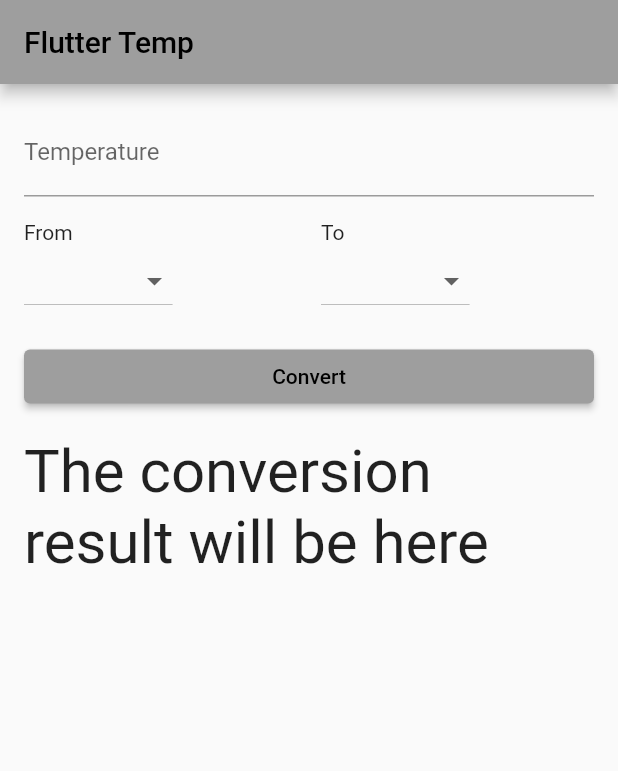
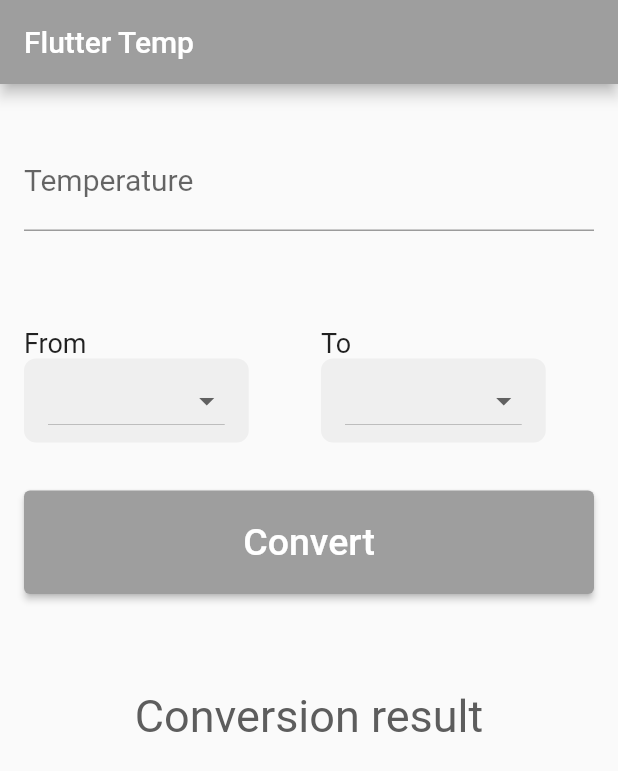
Before and after one commit to guiscoz/Flutter-temp, a Flutter app: the screen it shows after launch, on a phone screen of 412 x 824 dp. Shown: the top 771 px of the screen. Run offline on Flutter 3.47's test engine with Material 2 defaults, Android fonts, the phone set to English and light mode, and no system bars.

Commit message:
Ready to publish

```diff
--- /dev/null
+++ b/lib/components/measurementColumn.dart
@@ -0,0 +1,45 @@
+import 'package:flutter/material.dart';
+
+class MeasurementColumn extends StatelessWidget {
+  final String label;
+  final String? value;
+  final List<String> measurements;
+  final void Function(String?) onChanged;
+
+  const MeasurementColumn({
+    super.key,
+    required this.label,
+    required this.value,
+    required this.measurements,
+    required this.onChanged
+  });
+
+  @override
+  Widget build(BuildContext context) {
+    return Column(
+      crossAxisAlignment: CrossAxisAlignment.start,
+      children: [
+        Text(label, style: const TextStyle(fontSize: 18)),
+        Container(
+          decoration: BoxDecoration(
+            color: const Color.fromARGB(255, 239, 239, 239),
+            borderRadius: BorderRadius.circular(8),
+          ),
+          padding: const EdgeInsets.symmetric(horizontal: 16, vertical: 4),
+          child: DropdownButton<String>(
+            value: value,
+            onChanged: onChanged,
+            items: measurements.map<DropdownMenuItem<String>>(
+              (String value) {
+                return DropdownMenuItem<String>(
+                  value: value,
+                  child: Text(value, style: const TextStyle(fontSize: 20)),
+                );
+              },
+            ).toList(),
+          ),
+        ),
+      ],
+    );
+  }
+}
--- a/lib/main.dart
+++ b/lib/main.dart
@@ -1,10 +1,11 @@
 import 'package:flutter/material.dart';
+import 'package:flutter_temp/components/measurementColumn.dart';
 
 void main() {
   runApp(const MainApp());
 }
 
-final List<String> measurements = ['Celsius', 'Fahrenheit', 'Kelvin'];
+List<String> measurements = ['Celsius', 'Fahrenheit', 'Kelvin'];
 
 class MainApp extends StatelessWidget {
 
@@ -16,111 +17,96 @@ class MainApp extends StatelessWidget {
       theme: ThemeData(
         primarySwatch: Colors.grey,
       ),
-      home: TemperatureConverterScreen()
+      home: const TemperatureConverterScreen()
     );
   }
 }
 
 class TemperatureConverterScreen extends StatefulWidget {
+  const TemperatureConverterScreen({super.key});
+
   @override
   ConverterScreenState createState() => ConverterScreenState();
 }
 
 class ConverterScreenState extends State<TemperatureConverterScreen> {
-  String? from_measurement;
-  String? to_measurement;
-  double inputValue = 0;
-  String convert_result = 'The conversion result will be here';
-  TextEditingController temperature_controller = TextEditingController();
+  String? fromMeasurement;
+  String? toMeasurement;
+  String conversionResult = 'Conversion result';
+  TextEditingController temperatureController = TextEditingController();
 
   @override
   Widget build(BuildContext context) {
     return Scaffold(
       appBar: AppBar(
-        title: const Text('Flutter Temp'),
+        title: const Text('Flutter Temp', style: TextStyle(color: Colors.white),),
       ),
       body: Padding(
-        padding: const EdgeInsets.all(16.0),
+        padding: const EdgeInsets.symmetric(horizontal: 16, vertical: 32),
         child: Column(
           crossAxisAlignment: CrossAxisAlignment.stretch,
           children: [
             TextField(
-              controller: temperature_controller,
+              controller: temperatureController,
               keyboardType: TextInputType.number,
               decoration: const InputDecoration(
                 labelText: 'Temperature',
               ),
+              style: const TextStyle(fontSize: 20),
             ),
-            const SizedBox(height: 16),
+            const SizedBox(height: 64),
             Row(
               children: [
                 Expanded(
-                  child: Column(
-                    crossAxisAlignment: CrossAxisAlignment.start,
-                    children: [
-                      const Text('From'),
-                      DropdownButton<String>(
-                        value: from_measurement,
-                        onChanged: (new_value) {
+                  child: MeasurementColumn(
+                    label: 'From',
+                    value: fromMeasurement,
+                    measurements: measurements,
+                    onChanged: (newValue) {
                       setState(() {
-                            from_measurement = new_value;
+                        fromMeasurement = newValue;
                       });
                     },
-                        items: measurements.map<DropdownMenuItem<String>>(
-                          (String value) {
-                            return DropdownMenuItem<String>(
-                              value: value,
-                              child: Text(value),
-                            );
-                          },
-                        ).toList(),
                   ),
-                    ],
-                  )
                 ),
                 const SizedBox(width: 16),
                 Expanded(
-                  child: Column (
-                    crossAxisAlignment: CrossAxisAlignment.start,
-                    children: [
-                      const Text('To'),
-                      DropdownButton<String>(
-                        value: to_measurement,
+                  child: MeasurementColumn(
+                    label: 'To',
+                    value: toMeasurement,
+                    measurements: measurements,
                     onChanged: (newValue) {
                       setState(() {
-                            to_measurement = newValue;
+                        toMeasurement = newValue;
                       });
                     },
-                        items: measurements.map<DropdownMenuItem<String>>(
-                          (String value) {
-                            return DropdownMenuItem<String>(
-                              value: value,
-                              child: Text(value),
-                            );
-                          },
-                        ).toList(),
-                      ),
-                    ],
                   ),
                 ),
               ],
             ),
-            const SizedBox(height: 16),
+            const SizedBox(height: 32),
             ElevatedButton(
               onPressed: () {
-                String temperature_value = temperature_controller.text;
-                if (temperature_value.isNotEmpty && from_measurement != null && to_measurement != null && from_measurement != to_measurement) {
+                String temperatureValue = temperatureController.text;
+                if (temperatureValue.isNotEmpty && fromMeasurement != null && toMeasurement != null && fromMeasurement != toMeasurement) {
                   setState(() {
-                  convert_result = ConvertTemperature(temperature_value, from_measurement, to_measurement);
+                    conversionResult = convertTemperature(temperatureValue, fromMeasurement, toMeasurement);
                   });
                 }
               },
-              child: const Text('Convert'),
+              style: ElevatedButton.styleFrom(
+                padding: const EdgeInsets.all(20),
               ),
-            const SizedBox(height: 16.0),
+              child: const Text(
+                'Convert',
+                style: TextStyle(fontSize: 25, color: Colors.white),
+              ),
+            ),
+            const SizedBox(height: 64),
             Text(
-              convert_result,
-              style: const TextStyle(fontSize: 40),
+              conversionResult,
+              textAlign: TextAlign.center,
+              style: const TextStyle(fontSize: 30, color: Color.fromARGB(255, 93, 93, 93)),
             )
           ],
         ),
@@ -129,30 +115,30 @@ class ConverterScreenState extends State<TemperatureConverterScreen> {
   }
 }
 
-String ConvertTemperature(String temperature_text, String? unit_from, String? unit_to) {
-  final double temperature_controller = double.tryParse(temperature_text) ?? 0.0;
+String convertTemperature(String temperatureText, String? unitFrom, String? unitTo) {
+  final double temperatureController = double.tryParse(temperatureText) ?? 0.0;
   String abreviation = "";
-  double converted_value = 0.0;
+  double convertedValue = 0.0;
 
-  if (unit_from == 'Celsius' && unit_to == 'Fahrenheit') {
-    converted_value = temperature_controller * 1.8 + 32;
+  if (unitFrom == 'Celsius' && unitTo == 'Fahrenheit') {
+    convertedValue = temperatureController * 1.8 + 32;
     abreviation = 'ºF';
-  } else if (unit_from == 'Celsius' && unit_to == 'Kelvin') {
-    converted_value = temperature_controller + 273;
+  } else if (unitFrom == 'Celsius' && unitTo == 'Kelvin') {
+    convertedValue = temperatureController + 273;
     abreviation = 'K';
-  } else if (unit_from == 'Fahrenheit' && unit_to == 'Celsius') {
-    converted_value = (temperature_controller - 32) / 1.8;
+  } else if (unitFrom == 'Fahrenheit' && unitTo == 'Celsius') {
+    convertedValue = (temperatureController - 32) / 1.8;
     abreviation = 'ºC';
-  } else if (unit_from == 'Fahrenheit' && unit_to == 'Kelvin') {
-    converted_value = (temperature_controller - 32) * 5/9 + 273;
+  } else if (unitFrom == 'Fahrenheit' && unitTo == 'Kelvin') {
+    convertedValue = (temperatureController - 32) * 5/9 + 273;
     abreviation = 'K';
-  } else if (unit_from == 'Kelvin' && unit_to == 'Celsius') {
-    converted_value = temperature_controller - 273;
+  } else if (unitFrom == 'Kelvin' && unitTo == 'Celsius') {
+    convertedValue = temperatureController - 273;
     abreviation = 'ºC';
-  } else if (unit_from == 'Kelvin' && unit_to == 'Fahrenheit') {
-    converted_value = (temperature_controller - 273) * 1.8 + 32;
+  } else if (unitFrom == 'Kelvin' && unitTo == 'Fahrenheit') {
+    convertedValue = (temperatureController - 273) * 1.8 + 32;
     abreviation = 'ºF';
   }
 
-  return '${converted_value.toStringAsFixed(1)} $abreviation';
+  return '${convertedValue.toStringAsFixed(1)} $abreviation';
 }
```
Also changed, not shown: 1 other file. Lines whose indentation alone changed are shown as unchanged.
